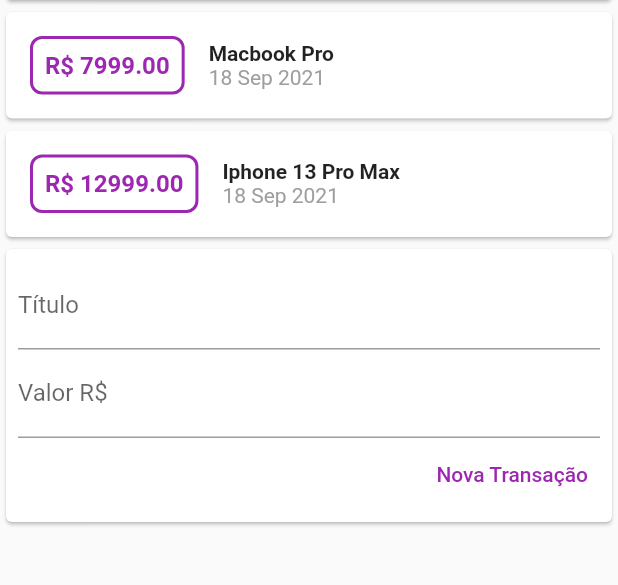
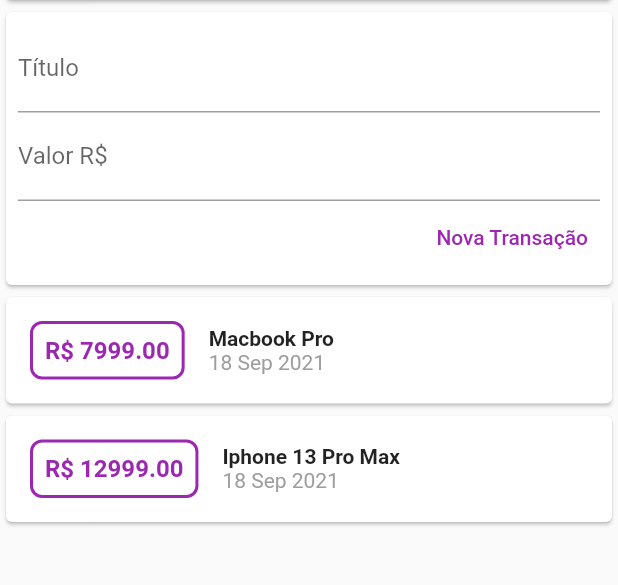
Before and after one commit to iramarJunior/expenses, a Flutter app: the screen it shows after launch, on a phone screen of 412 x 824 dp, the part 114-699 px from its top. Run offline on Flutter 3.47's test engine with Material 2 defaults, Android fonts, the phone set to English and light mode, and no system bars.

Commit message:
Alterando teclados

```diff
--- a/lib/components/transaction_form.dart
+++ b/lib/components/transaction_form.dart
@@ -8,6 +8,17 @@ class TransactionForm extends StatelessWidget {
   final titleController = TextEditingController();
   final valueController = TextEditingController();
 
+  _submitForm() {
+    final title = titleController.text;
+    final value = double.tryParse(valueController.text) ?? 0.0;
+
+    if (title.isEmpty || value <= 0) {
+      return;
+    }
+
+    onSubmit(title, value);
+  }
+
   @override
   Widget build(BuildContext context) {
     return Card(
@@ -17,12 +28,19 @@ class TransactionForm extends StatelessWidget {
           children: [
             TextField(
               controller: titleController,
+              textInputAction: TextInputAction.next,
               decoration: const InputDecoration(
                 labelText: 'Título',
               ),
             ),
             TextField(
               controller: valueController,
+              textInputAction: TextInputAction.done,
+              keyboardType: const TextInputType.numberWithOptions(
+                decimal: true,
+                signed: true,
+              ),
+              onSubmitted: (_) => _submitForm(),
               decoration: const InputDecoration(
                 labelText: 'Valor R\$',
               ),
@@ -35,11 +53,7 @@ class TransactionForm extends StatelessWidget {
                     'Nova Transação',
                     style: TextStyle(color: Colors.purple),
                   ),
-                  onPressed: () {
-                    final title = titleController.text;
-                    final value = double.tryParse(valueController.text) ?? 0.0;
-                    onSubmit(title, value);
-                  },
+                  onPressed: _submitForm,
                 ),
               ],
             )
--- a/lib/components/transaction_list.dart
+++ b/lib/components/transaction_list.dart
@@ -9,8 +9,12 @@ class TransactionList extends StatelessWidget {
 
   @override
   Widget build(BuildContext context) {
-    return Column(
-      children: transactions.map((transaction) {
+    return SizedBox(
+      height: 300,
+      child: ListView.builder(
+        itemCount: transactions.length,
+        itemBuilder: (ctx, index) {
+          final transaction = transactions[index];
           return Card(
             child: Row(
               children: [
@@ -53,7 +57,8 @@ class TransactionList extends StatelessWidget {
               ],
             ),
           );
-      }).toList(),
+        },
+      ),
     );
   }
 }
--- a/lib/components/transaction_user.dart
+++ b/lib/components/transaction_user.dart
@@ -44,8 +44,8 @@ class _TransactionUserState extends State<TransactionUser> {
   Widget build(BuildContext context) {
     return Column(
       children: [
+        TransactionForm(_addTransaction),
         TransactionList(_transactions),
-        TransactionForm(_addTransaction),
       ],
     );
   }
```
Also changed, not shown: 1 other file. Lines whose indentation alone changed are shown as unchanged.
